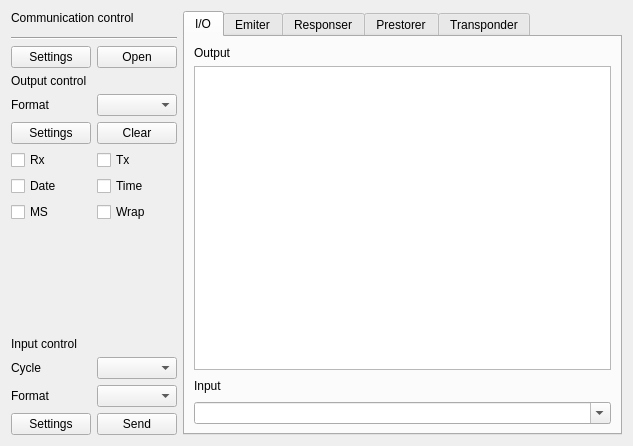
First picture: the form in src/toolboxui/SAKToolBoxUi.ui, repository x-tools-author/x-tools, before the edit.
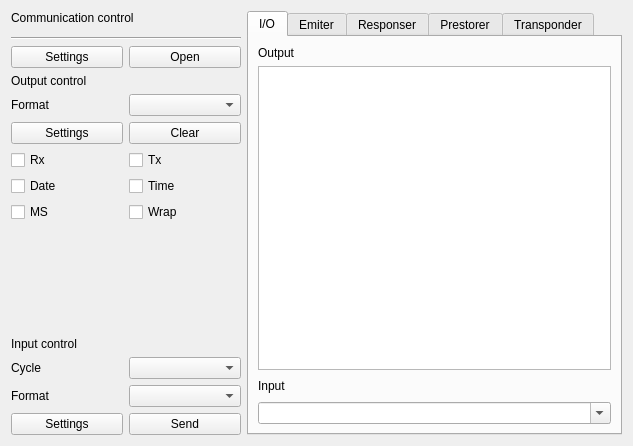
Second picture: the form after the edit. Custom widgets are drawn as their Qt base class.

Diff of the .ui file:
```diff
--- a/src/toolboxui/SAKToolBoxUi.ui
+++ b/src/toolboxui/SAKToolBoxUi.ui
@@ -110,6 +110,12 @@
    </item>
    <item row="0" column="0">
     <widget class="QWidget" name="widget" native="true">
+     <property name="minimumSize">
+      <size>
+       <width>230</width>
+       <height>0</height>
+      </size>
+     </property>
      <layout class="QGridLayout" name="gridLayout">
       <property name="leftMargin">
        <number>0</number>
```
